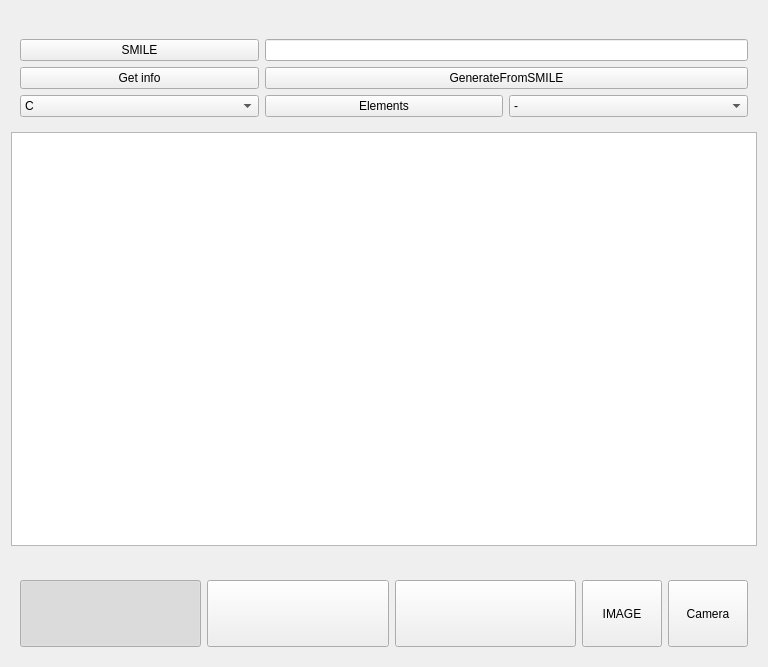
Before: the Qt Designer form editorview.ui in Aspor/moleculeIdentificator, drawn with Qt 5.
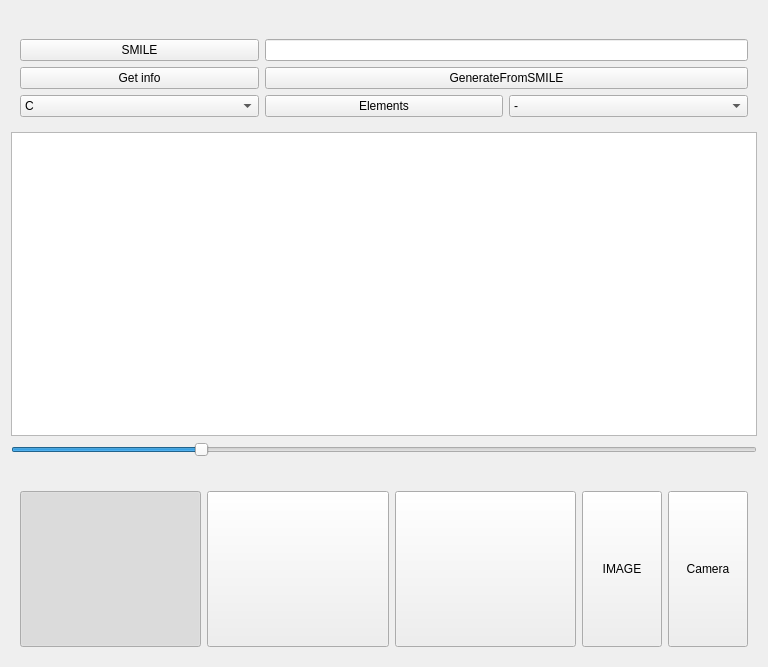
After: the same form once the commit is applied. Icons and pictures are not drawn.

Commit message: SceneZoom and cleaner bound drawing

What changed in the file:
```diff
--- a/editorview.ui
+++ b/editorview.ui
@@ -219,6 +219,31 @@
      </property>
     </widget>
    </item>
+   <item>
+    <widget class="QSlider" name="zoomSlider">
+     <property name="sizePolicy">
+      <sizepolicy hsizetype="Expanding" vsizetype="Expanding">
+       <horstretch>0</horstretch>
+       <verstretch>0</verstretch>
+      </sizepolicy>
+     </property>
+     <property name="minimum">
+      <number>10</number>
+     </property>
+     <property name="maximum">
+      <number>30</number>
+     </property>
+     <property name="sliderPosition">
+      <number>15</number>
+     </property>
+     <property name="orientation">
+      <enum>Qt::Horizontal</enum>
+     </property>
+     <property name="tickPosition">
+      <enum>QSlider::NoTicks</enum>
+     </property>
+    </widget>
+   </item>
    <item>
     <widget class="QDockWidget" name="dockWidget_2">
      <property name="sizePolicy">
@@ -229,8 +254,8 @@
      </property>
      <property name="minimumSize">
       <size>
-       <width>0</width>
-       <height>0</height>
+       <width>688</width>
+       <height>193</height>
       </size>
      </property>
      <property name="features">
```
The commit also changes 5 other files.
